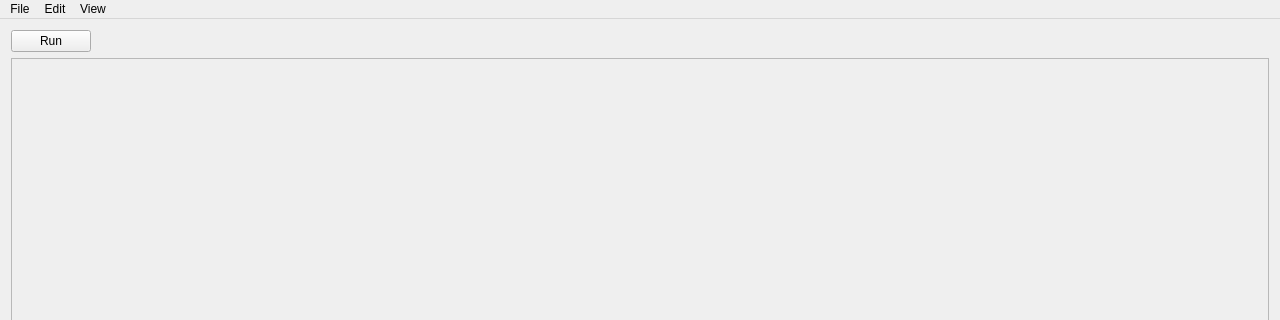
This is Editor/LuxonEditor.GUI.Qt/Windows/LuxonEditorWindow.ui in s-rahmani1992/LuxonEngine as Qt 5 draws it before an edit; both pictures show x 0 to 1280 and y 0 to 320 of the 1280 by 720 pixel window. The edited form follows.
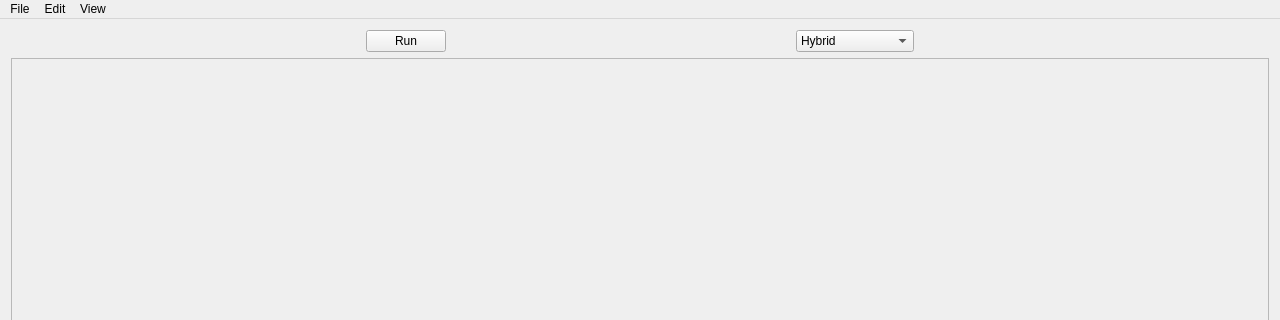
This is the edited form.

Commit message: Added combo box in the main window for selecting hybrid/ray tracing render modes. Added parameter to Game Window for render mode.

```diff
--- a/Editor/LuxonEditor.GUI.Qt/Windows/LuxonEditorWindow.ui
+++ b/Editor/LuxonEditor.GUI.Qt/Windows/LuxonEditorWindow.ui
@@ -25,6 +25,15 @@
   <widget class="QWidget" name="centralWidget">
    <layout class="QVBoxLayout" name="verticalLayout">
     <item>
+     <widget class="QWidget" name="runPanel" native="true">
+      <layout class="QHBoxLayout" name="horizontalLayout">
+       <property name="topMargin">
+        <number>0</number>
+       </property>
+       <property name="bottomMargin">
+        <number>0</number>
+       </property>
+       <item>
      <widget class="QPushButton" name="runButton">
       <property name="sizePolicy">
        <sizepolicy hsizetype="Fixed" vsizetype="Fixed">
@@ -35,6 +44,29 @@
       <property name="text">
        <string>Run</string>
       </property>
+        </widget>
+       </item>
+       <item>
+        <widget class="QComboBox" name="renderModeBox">
+         <property name="sizePolicy">
+          <sizepolicy hsizetype="Fixed" vsizetype="Fixed">
+           <horstretch>0</horstretch>
+           <verstretch>0</verstretch>
+          </sizepolicy>
+         </property>
+         <item>
+          <property name="text">
+           <string>Hybrid</string>
+          </property>
+         </item>
+         <item>
+          <property name="text">
+           <string>Full Ray Tracing</string>
+          </property>
+         </item>
+        </widget>
+       </item>
+      </layout>
      </widget>
     </item>
     <item>
```
Lines whose indentation alone changed are shown as unchanged. The commit also changes 7 other files.
